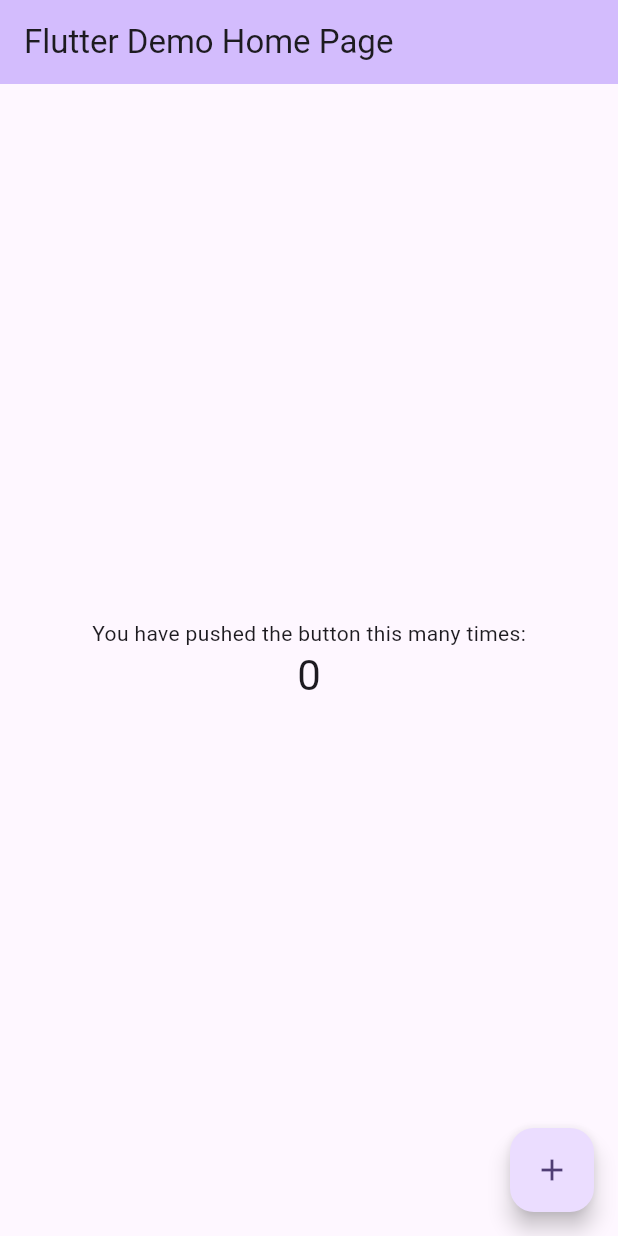
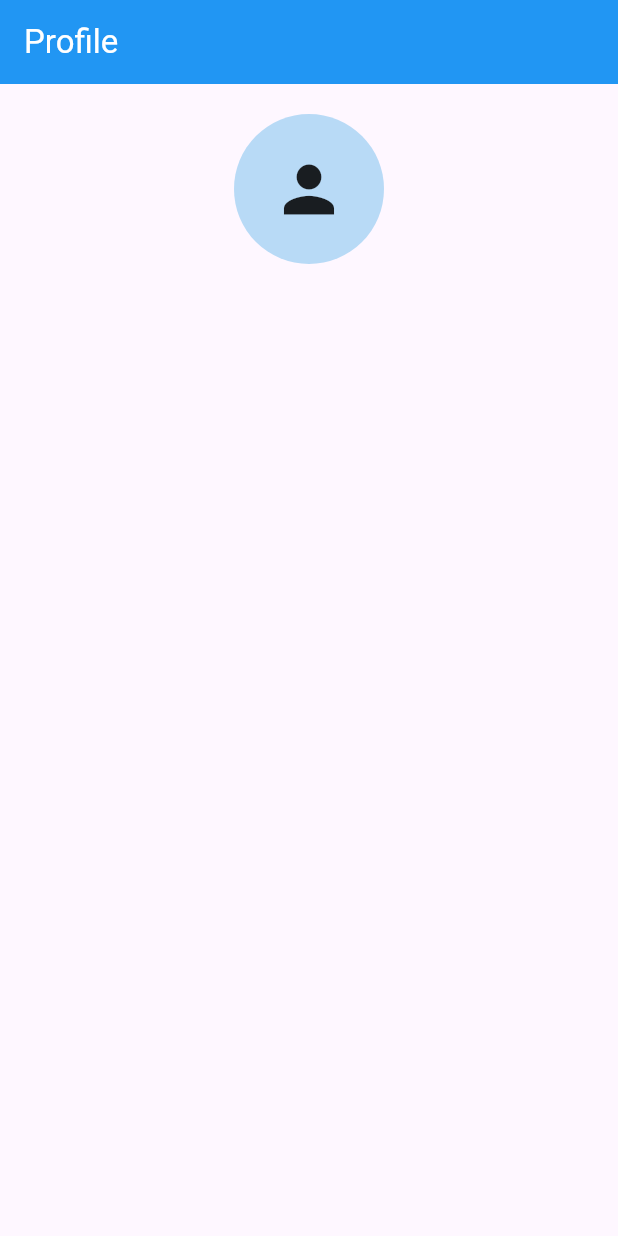
Before and after one commit to BungaDOR/Project-Aplikasi-Berbasis-Web-Pencatatan-Keuangan, a Flutter app: the screen it shows after launch, on a phone screen of 412 x 824 dp. Run offline on Flutter 3.47's test engine with Material 3 defaults, Android fonts, the phone set to English and light mode, and no system bars.

Commit message:
halaman profile

```diff
--- a/lib/main.dart
+++ b/lib/main.dart
@@ -1,4 +1,5 @@
 import 'package:flutter/material.dart';
+import 'package:project_akhir_uas/page_profil/profil.dart';
 
 void main() {
   runApp(const MyApp());
@@ -11,112 +12,7 @@ class MyApp extends StatelessWidget {
   @override
   Widget build(BuildContext context) {
     return MaterialApp(
-      title: 'Flutter Demo',
-      theme: ThemeData(
-        // This is the theme of your application.
-        //
-        // TRY THIS: Try running your application with "flutter run". You'll see
-        // the application has a purple toolbar. Then, without quitting the app,
-        // try changing the seedColor in the colorScheme below to Colors.green
-        // and then invoke "hot reload" (save your changes or press the "hot
-        // reload" button in a Flutter-supported IDE, or press "r" if you used
-        // the command line to start the app).
-        //
-        // Notice that the counter didn't reset back to zero; the application
-        // state is not lost during the reload. To reset the state, use hot
-        // restart instead.
-        //
-        // This works for code too, not just values: Most code changes can be
-        // tested with just a hot reload.
-        colorScheme: ColorScheme.fromSeed(seedColor: Colors.deepPurple),
-      ),
-      home: const MyHomePage(title: 'Flutter Demo Home Page'),
+      home: Profil(),
     );
   }
 }
-
-class MyHomePage extends StatefulWidget {
-  const MyHomePage({super.key, required this.title});
-
-  // This widget is the home page of your application. It is stateful, meaning
-  // that it has a State object (defined below) that contains fields that affect
-  // how it looks.
-
-  // This class is the configuration for the state. It holds the values (in this
-  // case the title) provided by the parent (in this case the App widget) and
-  // used by the build method of the State. Fields in a Widget subclass are
-  // always marked "final".
-
-  final String title;
-
-  @override
-  State<MyHomePage> createState() => _MyHomePageState();
-}
-
-class _MyHomePageState extends State<MyHomePage> {
-  int _counter = 0;
-
-  void _incrementCounter() {
-    setState(() {
-      // This call to setState tells the Flutter framework that something has
-      // changed in this State, which causes it to rerun the build method below
-      // so that the display can reflect the updated values. If we changed
-      // _counter without calling setState(), then the build method would not be
-      // called again, and so nothing would appear to happen.
-      _counter++;
-    });
-  }
-
-  @override
-  Widget build(BuildContext context) {
-    // This method is rerun every time setState is called, for instance as done
-    // by the _incrementCounter method above.
-    //
-    // The Flutter framework has been optimized to make rerunning build methods
-    // fast, so that you can just rebuild anything that needs updating rather
-    // than having to individually change instances of widgets.
-    return Scaffold(
-      appBar: AppBar(
-        // TRY THIS: Try changing the color here to a specific color (to
-        // Colors.amber, perhaps?) and trigger a hot reload to see the AppBar
-        // change color while the other colors stay the same.
-        backgroundColor: Theme.of(context).colorScheme.inversePrimary,
-        // Here we take the value from the MyHomePage object that was created by
-        // the App.build method, and use it to set our appbar title.
-        title: Text(widget.title),
-      ),
-      body: Center(
-        // Center is a layout widget. It takes a single child and positions it
-        // in the middle of the parent.
-        child: Column(
-          // Column is also a layout widget. It takes a list of children and
-          // arranges them vertically. By default, it sizes itself to fit its
-          // children horizontally, and tries to be as tall as its parent.
-          //
-          // Column has various properties to control how it sizes itself and
-          // how it positions its children. Here we use mainAxisAlignment to
-          // center the children vertically; the main axis here is the vertical
-          // axis because Columns are vertical (the cross axis would be
-          // horizontal).
-          //
-          // TRY THIS: Invoke "debug painting" (choose the "Toggle Debug Paint"
-          // action in the IDE, or press "p" in the console), to see the
-          // wireframe for each widget.
-          mainAxisAlignment: MainAxisAlignment.center,
-          children: <Widget>[
-            const Text('You have pushed the button this many times:'),
-            Text(
-              '$_counter',
-              style: Theme.of(context).textTheme.headlineMedium,
-            ),
-          ],
-        ),
-      ),
-      floatingActionButton: FloatingActionButton(
-        onPressed: _incrementCounter,
-        tooltip: 'Increment',
-        child: const Icon(Icons.add),
-      ), // This trailing comma makes auto-formatting nicer for build methods.
-    );
-  }
-}
--- /dev/null
+++ b/lib/page_profil/profil.dart
@@ -0,0 +1,39 @@
+import 'package:flutter/material.dart';
+
+class Profil extends StatelessWidget {
+  const Profil({super.key});
+
+  @override
+  Widget build(BuildContext context) {
+    return Scaffold(
+      appBar: AppBar(
+        title: Text("Profile"),
+        backgroundColor: Colors.blue,
+        foregroundColor: Colors.white,
+      ),
+
+      body: Padding(
+        padding: const EdgeInsets.all(20),
+          child: Column(
+            //mainAxisAlignment: MainAxisAlignment.center,
+            children: [
+              Row(
+                crossAxisAlignment: CrossAxisAlignment.center,
+                mainAxisAlignment: MainAxisAlignment.center,
+                children: [
+                  Container(
+                    decoration: BoxDecoration(
+                      borderRadius: BorderRadius.circular(50),
+                      color: const Color.fromARGB(255, 184, 218, 246),
+                    ),
+                    height: 100, width: 100,
+                    child: Icon(Icons.person, size: 50,),
+                  ),
+                ],
+              )
+            ],
+          ),
+        ),
+    );
+  }
+}
```
